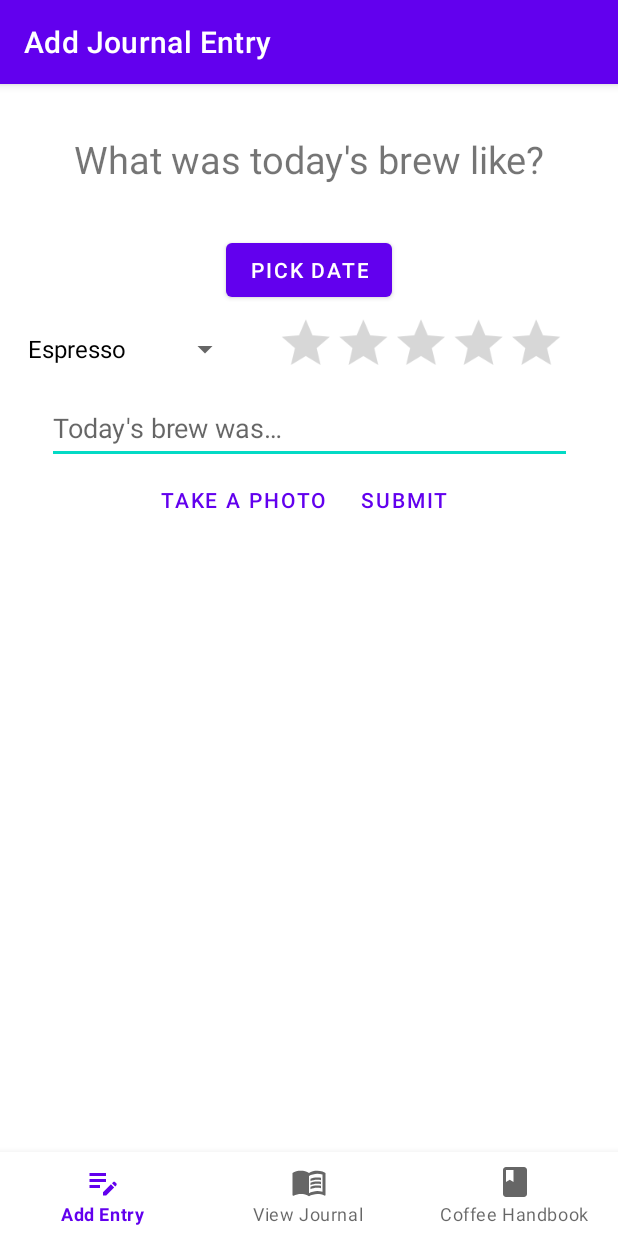
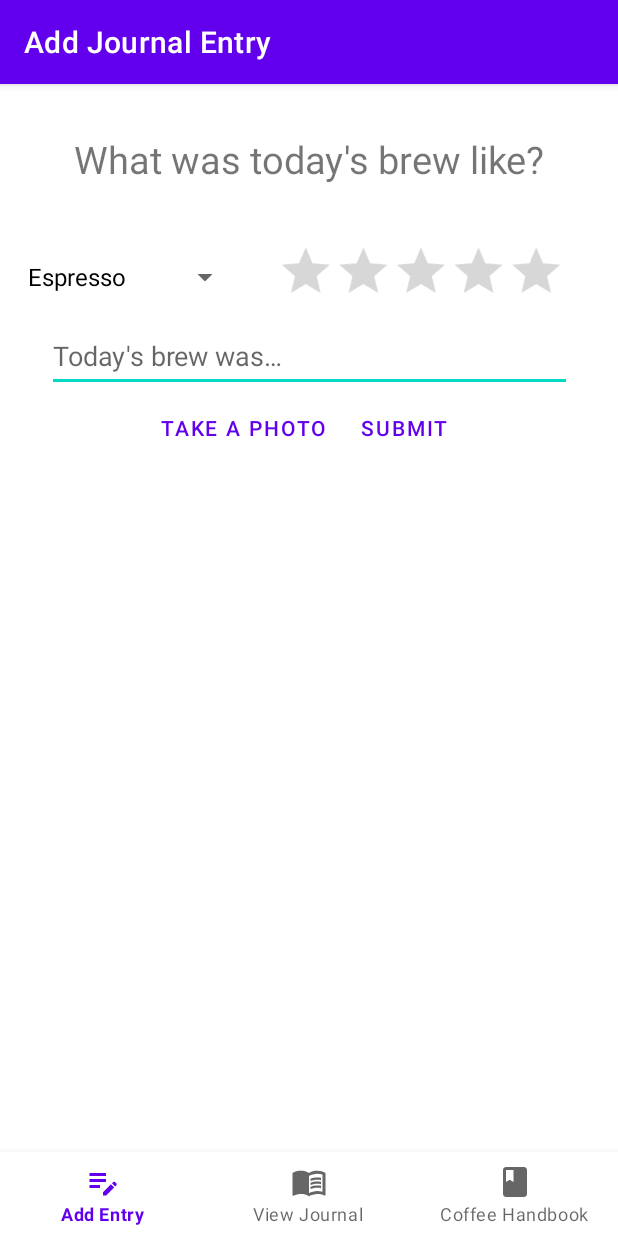
Before and after one commit to limepixl/CoffeeJournal_196068, an Android app: the screen it shows after launch (MainActivity), on a phone screen of 412 x 824 dp. Run offline under Robolectric (Android 15) with nearby library versions, the phone set to English and light mode, and no system bars; our stand-ins replace Room's generated code, navigation-ui.

Commit message:
Removed Date functionality from AddJournalEntryFragment

```diff
--- a/app/src/main/java/mk/ukim/finki/coffeejournal/fragments/AddJournalEntryFragment.kt
+++ b/app/src/main/java/mk/ukim/finki/coffeejournal/fragments/AddJournalEntryFragment.kt
@@ -8,8 +8,6 @@ import android.os.Bundle
 import android.provider.MediaStore
 import android.view.LayoutInflater
 import android.view.View
-import android.view.View.GONE
-import android.view.View.VISIBLE
 import android.view.ViewGroup
 import android.widget.*
 import androidx.activity.result.contract.ActivityResultContracts
@@ -30,8 +28,6 @@ import kotlin.math.floor
 class AddJournalEntryFragment : Fragment(), AdapterView.OnItemSelectedListener {
     private lateinit var journalViewModel: JournalViewModel
     private lateinit var spinner: Spinner
-    private lateinit var datePicker: DatePicker
-    private lateinit var btnPickDate: Button
     private lateinit var ratingBar: RatingBar
     private lateinit var etNotes: EditText
     private lateinit var btnSubmit: Button
@@ -54,24 +50,6 @@ class AddJournalEntryFragment : Fragment(), AdapterView.OnItemSelectedListener {
     ): View? {
         // Inflate the layout for this fragment
         val view = inflater.inflate(R.layout.fragment_add_journal_entry, container, false)
-
-        datePicker = view.findViewById(R.id.date_picker)
-        datePicker.setOnDateChangedListener { dpView, year, monthOfYear, dayOfMonth ->
-            val calendar: Calendar = Calendar.getInstance()
-            calendar.set(year, monthOfYear, dayOfMonth)
-
-            journalViewModel.setDate(calendar.time)
-            dpView.visibility = GONE
-
-            btnPickDate.visibility = VISIBLE
-            btnPickDate.text = journalViewModel.getDate().toString()
-        }
-
-        btnPickDate = view.findViewById(R.id.btn_pick_date)
-        btnPickDate.setOnClickListener {
-            datePicker.visibility = VISIBLE
-            btnPickDate.visibility = GONE
-        }
 
         ratingBar = view.findViewById(R.id.rating_bar)
         ratingBar.setOnRatingBarChangeListener { _, rating, fromUser ->
@@ -109,6 +87,7 @@ class AddJournalEntryFragment : Fragment(), AdapterView.OnItemSelectedListener {
 
         btnSubmit = view.findViewById(R.id.btn_submit)
         btnSubmit.setOnClickListener {
+            journalViewModel.setDate(Date())
             GlobalScope.launch {
                 journalEntryRepository.insert(journalViewModel.getJournalEntry())
             }
--- a/app/src/main/res/layout/fragment_add_journal_entry.xml
+++ b/app/src/main/res/layout/fragment_add_journal_entry.xml
@@ -18,26 +18,6 @@
         app:layout_constraintStart_toStartOf="parent"
         app:layout_constraintTop_toTopOf="parent" />
 
-    <Button
-        android:id="@+id/btn_pick_date"
-        android:layout_width="wrap_content"
-        android:layout_height="wrap_content"
-        android:text="@string/btn_pick_date"
-        app:layout_constraintEnd_toEndOf="parent"
-        app:layout_constraintStart_toStartOf="parent"
-        app:layout_constraintTop_toBottomOf="@+id/tvWelcomeText" />
-
-    <DatePicker
-        android:id="@+id/date_picker"
-        android:layout_width="match_parent"
-        android:layout_height="wrap_content"
-        android:datePickerMode="calendar"
-        android:visibility="gone"
-        app:layout_constraintEnd_toEndOf="parent"
-        app:layout_constraintStart_toStartOf="parent"
-        app:layout_constraintTop_toBottomOf="@+id/btn_pick_date"
-        tools:visibility="gone" />
-
     <LinearLayout
         android:id="@+id/linearLayout"
         android:layout_width="match_parent"
@@ -45,7 +25,7 @@
         android:gravity="center"
         android:orientation="horizontal"
         app:layout_constraintStart_toStartOf="parent"
-        app:layout_constraintTop_toBottomOf="@+id/btn_pick_date">
+        app:layout_constraintTop_toBottomOf="@+id/tvWelcomeText">
 
         <Spinner
             android:id="@+id/spinner"
```
